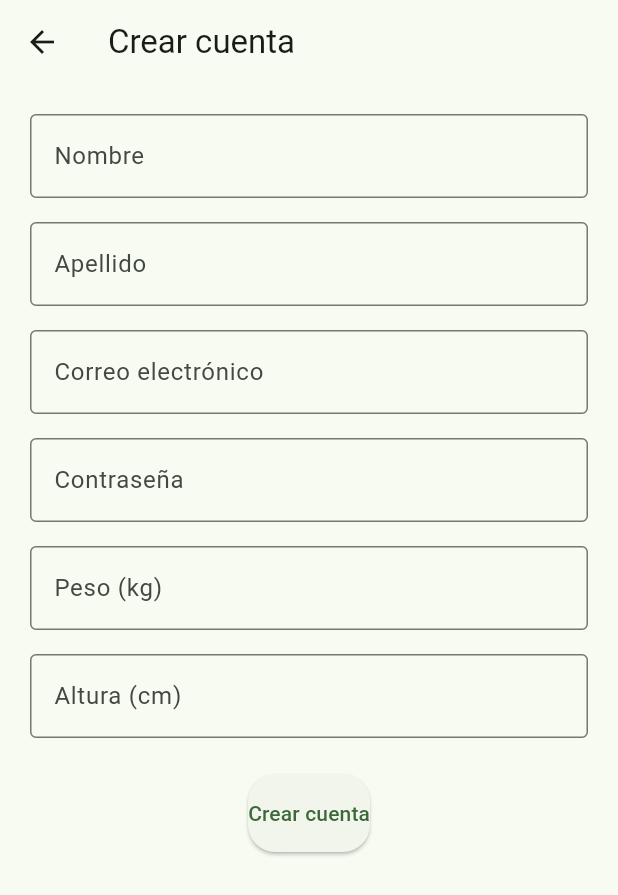
After one commit to cris822-png/app_gym, a Flutter app: the screen it shows after launch, after a tap on "Iniciar sesión", after a tap on "¿Aún no tienes cuenta? Crea una", on a phone screen of 412 x 824 dp. The commit adds this screen. Shown: the top 895 px of the screen. Run offline on Flutter 3.47's test engine with Material 3 defaults, Android fonts, the phone set to English and light mode, and no system bars; accounts and stored records are empty; network calls fail.

Commit message:
añadido el crear cuenta

```diff
--- a/Front/lib/screens/login_screen.dart
+++ b/Front/lib/screens/login_screen.dart
@@ -1,6 +1,7 @@
 import 'package:flutter/material.dart';
 
 import '../services/api_service.dart';
+import 'signup_screen.dart';
 
 class LoginScreen extends StatefulWidget {
   final void Function(int userId, String userName) onLogin;
@@ -160,8 +161,8 @@ class _LoginScreenState extends State<LoginScreen> {
                           child: const Text('¿Olvidaste tu contraseña?', style: TextStyle(color: Color(0xFF34A853))),
                         ),
                         const SizedBox(height: 8),
-                        Row(
-                          children: const [
+                        const Row(
+                          children: [
                             Expanded(child: Divider()),
                             Padding(
                               padding: EdgeInsets.symmetric(horizontal: 10),
@@ -186,7 +187,15 @@ class _LoginScreenState extends State<LoginScreen> {
                   ),
                   const SizedBox(height: 20),
                   TextButton(
-                    onPressed: _submitting ? null : () {},
+                    onPressed: _submitting
+                        ? null
+                        : () {
+                            Navigator.of(context).push(
+                              MaterialPageRoute(
+                                builder: (_) => SignupScreen(onLogin: widget.onLogin),
+                              ),
+                            );
+                          },
                     child: const Text('¿Aún no tienes cuenta? Crea una', style: TextStyle(color: Colors.white)),
                   ),
                 ],
--- a/Front/lib/screens/profile_screen.dart
+++ b/Front/lib/screens/profile_screen.dart
@@ -33,7 +33,7 @@ class _ProfileScreenState extends State<ProfileScreen> {
     });
 
     try {
-      final usuario = await _apiService.getUsuario(1);
+      final usuario = await _apiService.getUsuario(widget.userId);
       setState(() => _usuario = usuario);
     } catch (e) {
       setState(() => _error = e.toString());
--- /dev/null
+++ b/Front/lib/screens/signup_screen.dart
@@ -0,0 +1,178 @@
+import 'package:flutter/material.dart';
+
+import '../services/api_service.dart';
+
+class SignupScreen extends StatefulWidget {
+  final void Function(int userId, String userName) onLogin;
+
+  const SignupScreen({super.key, required this.onLogin});
+
+  @override
+  State<SignupScreen> createState() => _SignupScreenState();
+}
+
+class _SignupScreenState extends State<SignupScreen> {
+  final _formKey = GlobalKey<FormState>();
+  final _nameController = TextEditingController();
+  final _surnameController = TextEditingController();
+  final _emailController = TextEditingController();
+  final _passwordController = TextEditingController();
+  final _pesoController = TextEditingController();
+  final _alturaController = TextEditingController();
+  final ApiService _apiService = ApiService();
+  bool _submitting = false;
+  String? _errorMessage;
+
+  Future<void> _submit() async {
+    if (!_formKey.currentState!.validate()) return;
+
+    setState(() {
+      _submitting = true;
+      _errorMessage = null;
+    });
+
+    try {
+      await _apiService.registerUser(
+        name: _nameController.text.trim(),
+        surname: _surnameController.text.trim(),
+        email: _emailController.text.trim(),
+        password: _passwordController.text.trim(),
+        peso: double.parse(_pesoController.text.trim()),
+        altura: double.parse(_alturaController.text.trim()),
+      );
+
+      final usuario = await _apiService.login(
+        _emailController.text.trim(),
+        _passwordController.text.trim(),
+      );
+
+      widget.onLogin(usuario.idUsuario, usuario.name);
+    } catch (error) {
+      setState(() {
+        _errorMessage = error.toString();
+      });
+    } finally {
+      if (mounted) {
+        setState(() {
+          _submitting = false;
+        });
+      }
+    }
+  }
+
+  @override
+  void dispose() {
+    _nameController.dispose();
+    _surnameController.dispose();
+    _emailController.dispose();
+    _passwordController.dispose();
+    _pesoController.dispose();
+    _alturaController.dispose();
+    super.dispose();
+  }
+
+  @override
+  Widget build(BuildContext context) {
+    return Scaffold(
+      appBar: AppBar(title: const Text('Crear cuenta')),
+      body: SafeArea(
+        child: SingleChildScrollView(
+          padding: const EdgeInsets.all(20),
+          child: Column(
+            crossAxisAlignment: CrossAxisAlignment.stretch,
+            children: [
+              if (_errorMessage != null) ...[
+                Container(
+                  width: double.infinity,
+                  padding: const EdgeInsets.all(12),
+                  margin: const EdgeInsets.only(bottom: 16),
+                  decoration: BoxDecoration(
+                    color: Colors.red.shade50,
+                    borderRadius: BorderRadius.circular(18),
+                  ),
+                  child: Text(_errorMessage!, style: const TextStyle(color: Colors.red, fontWeight: FontWeight.w600)),
+                ),
+              ],
+              Form(
+                key: _formKey,
+                child: Column(
+                  children: [
+                    TextFormField(
+                      controller: _nameController,
+                      decoration: const InputDecoration(labelText: 'Nombre', border: OutlineInputBorder()),
+                      validator: (value) {
+                        if (value == null || value.isEmpty) return 'Ingresa tu nombre';
+                        return null;
+                      },
+                    ),
+                    const SizedBox(height: 16),
+                    TextFormField(
+                      controller: _surnameController,
+                      decoration: const InputDecoration(labelText: 'Apellido', border: OutlineInputBorder()),
+                      validator: (value) {
+                        if (value == null || value.isEmpty) return 'Ingresa tu apellido';
+                        return null;
+                      },
+                    ),
+                    const SizedBox(height: 16),
+                    TextFormField(
+                      controller: _emailController,
+                      keyboardType: TextInputType.emailAddress,
+                      decoration: const InputDecoration(labelText: 'Correo electrónico', border: OutlineInputBorder()),
+                      validator: (value) {
+                        if (value == null || value.isEmpty) return 'Ingresa tu correo electrónico';
+                        if (!value.contains('@')) return 'Ingresa un correo válido';
+                        return null;
+                      },
+                    ),
+                    const SizedBox(height: 16),
+                    TextFormField(
+                      controller: _passwordController,
+                      obscureText: true,
+                      decoration: const InputDecoration(labelText: 'Contraseña', border: OutlineInputBorder()),
+                      validator: (value) {
+                        if (value == null || value.isEmpty) return 'Ingresa tu contraseña';
+                        if (value.length < 6) return 'La contraseña debe tener al menos 6 caracteres';
+                        return null;
+                      },
+                    ),
+                    const SizedBox(height: 16),
+                    TextFormField(
+                      controller: _pesoController,
+                      keyboardType: TextInputType.number,
+                      decoration: const InputDecoration(labelText: 'Peso (kg)', border: OutlineInputBorder()),
+                      validator: (value) {
+                        if (value == null || value.isEmpty) return 'Ingresa tu peso';
+                        final parsed = double.tryParse(value.replaceAll(',', '.'));
+                        if (parsed == null || parsed <= 0) return 'Ingresa un peso válido';
+                        return null;
+                      },
+                    ),
+                    const SizedBox(height: 16),
+                    TextFormField(
+                      controller: _alturaController,
+                      keyboardType: TextInputType.number,
+                      decoration: const InputDecoration(labelText: 'Altura (cm)', border: OutlineInputBorder()),
+                      validator: (value) {
+                        if (value == null || value.isEmpty) return 'Ingresa tu altura';
+                        final parsed = double.tryParse(value.replaceAll(',', '.'));
+                        if (parsed == null || parsed <= 0) return 'Ingresa una altura válida';
+                        return null;
+                      },
+                    ),
+                    const SizedBox(height: 24),
+                    ElevatedButton(
+                      onPressed: _submitting ? null : _submit,
+                      style: ElevatedButton.styleFrom(padding: const EdgeInsets.symmetric(vertical: 16), shape: RoundedRectangleBorder(borderRadius: BorderRadius.circular(18))),
+                      child: _submitting ? const CircularProgressIndicator(color: Colors.white) : const Text('Crear cuenta'),
+                    ),
+                  ],
+                ),
+              ),
+            ],
+          ),
+        ),
+      ),
+    );
+  }
+}
--- a/Front/lib/services/api_service.dart
+++ b/Front/lib/services/api_service.dart
@@ -63,6 +63,24 @@ class ApiService {
     return Usuario.fromJson(data);
   }
 
+  Future<void> registerUser({
+    required String name,
+    required String surname,
+    required String email,
+    required String password,
+    required double peso,
+    required double altura,
+  }) async {
+    await _request('POST', '/usuarios', body: {
+      'name': name,
+      'surname': surname,
+      'email': email,
+      'password': password,
+      'peso': peso,
+      'altura': altura,
+    });
+  }
+
   Future<List<Rutina>> getRutinas(int idUsuario) async {
     final data = await _request('GET', '/usuarios/$idUsuario/rutinas');
     final list = data['rutinas'] as List<dynamic>;
```
